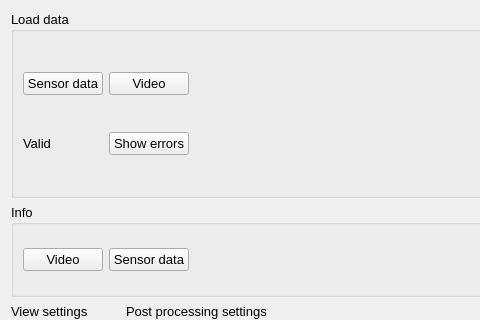
First picture: the form in src/ui/postprocessingsetupwidget.ui, repository krajsz/AdvBoard, before the edit; both pictures show x 0 to 480 and y 0 to 320 of the 1031 by 594 pixel window.
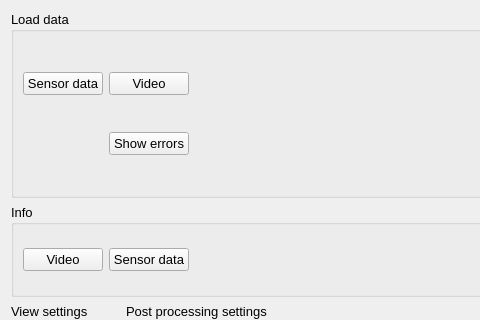
Second picture: the form after the edit.

```diff
--- a/src/ui/postprocessingsetupwidget.ui
+++ b/src/ui/postprocessingsetupwidget.ui
@@ -315,7 +315,7 @@
       <item row="1" column="0">
        <widget class="QLabel" name="sensorDataValidLabel">
         <property name="text">
-         <string>Valid</string>
+         <string/>
         </property>
        </widget>
       </item>
```
